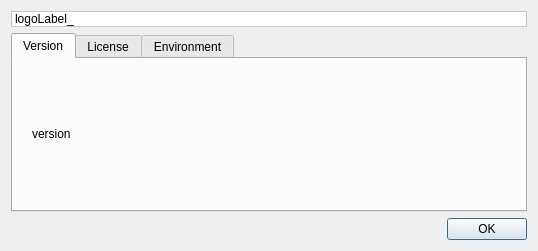
This is Viewer/ecflowUI/src/AboutDialog.ui in ecmwf/ecflow as Qt 5 draws it before an edit. The edited form follows.
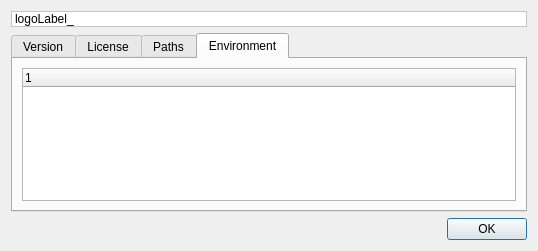
This is the edited form. The open tabs and pages were chosen to show the change.

Commit message: ecFlowUI: display ui logfiles path in about dialog ECFLOW-1363

```diff
--- a/Viewer/ecflowUI/src/AboutDialog.ui
+++ b/Viewer/ecflowUI/src/AboutDialog.ui
@@ -156,7 +156,7 @@
      </widget>
      <widget class="QWidget" name="tab3W">
       <attribute name="title">
-       <string>Environment</string>
+       <string>Paths</string>
       </attribute>
       <layout class="QVBoxLayout" name="verticalLayout_4">
        <item>
@@ -168,6 +168,22 @@
        </item>
       </layout>
      </widget>
+     <widget class="QWidget" name="tab4W">
+      <attribute name="title">
+       <string>Environment</string>
+      </attribute>
+      <layout class="QVBoxLayout" name="verticalLayout_5">
+       <item>
+        <widget class="QTreeWidget" name="envTree_">
+         <column>
+          <property name="text">
+           <string notr="true">1</string>
+          </property>
+         </column>
+        </widget>
+       </item>
+      </layout>
+     </widget>
     </widget>
    </item>
    <item>
```
Left out of the diff: 4 changed lines with no effect on the pictures. The commit also changes 1 other file.
